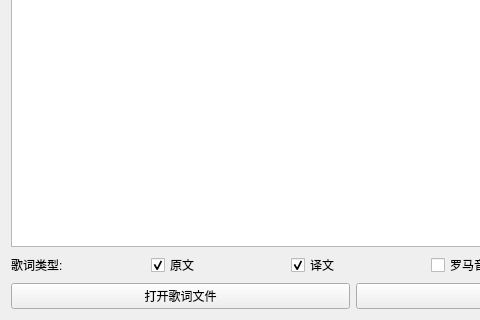
The window that ui/open_lyrics.ui (chenmozhijin/LDDC) describes before a commit, drawn with Qt 5; both pictures show x 0 to 480 and y 280 to 600 of the 1050 by 600 pixel window.
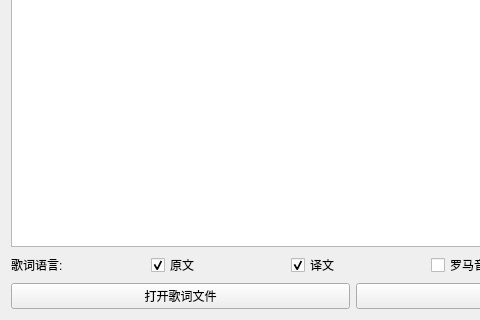
The same window after the commit.

```diff
--- a/ui/open_lyrics.ui
+++ b/ui/open_lyrics.ui
@@ -29,7 +29,7 @@
      <item>
       <widget class="QLabel" name="label">
        <property name="text">
-        <string>歌词类型:</string>
+        <string>歌词语言:</string>
        </property>
       </widget>
      </item>
```
